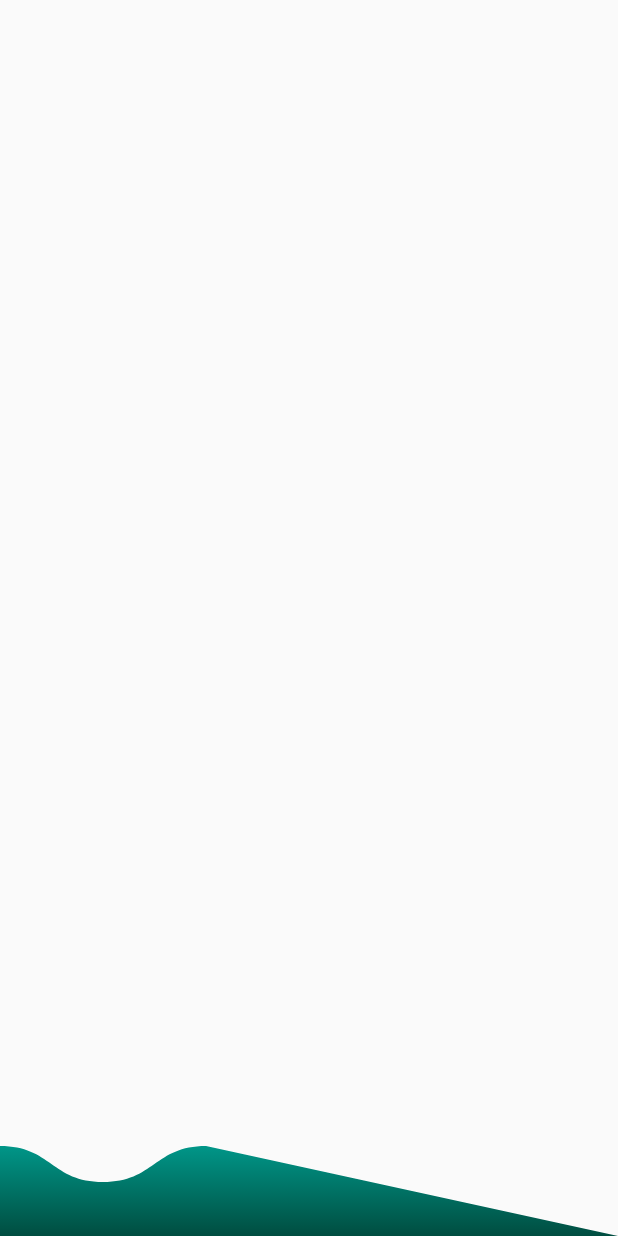
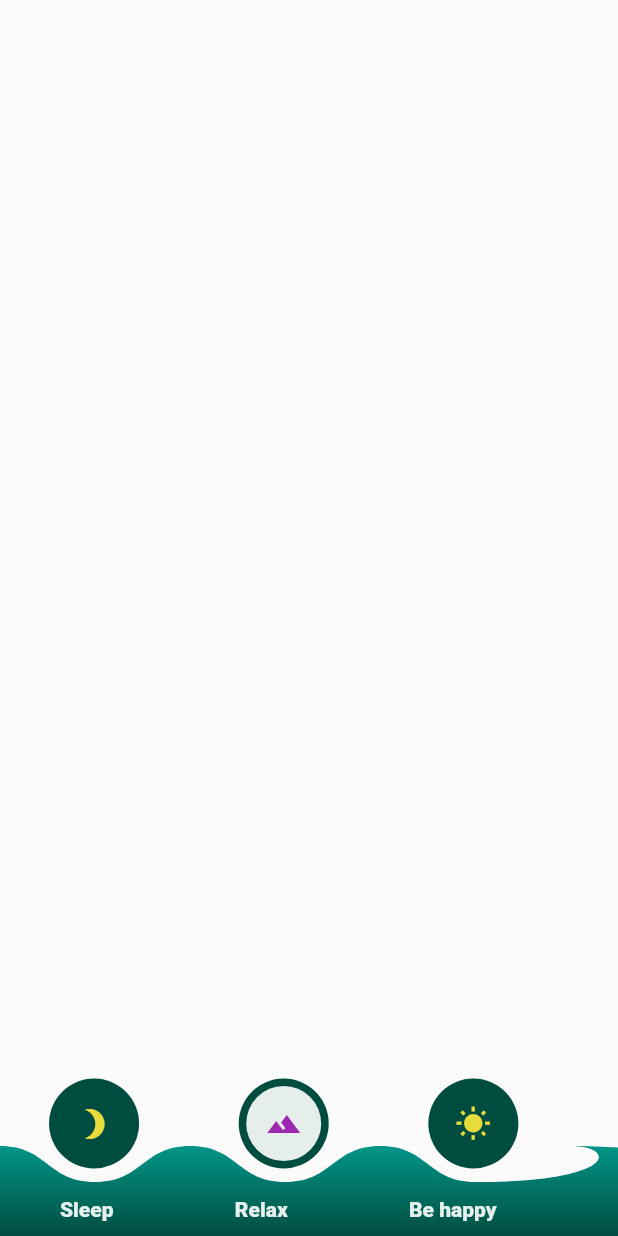
Before and after one commit to KendiJ/Navigation-Bar, a Flutter app: the screen it shows after launch, on a phone screen of 412 x 824 dp. Run offline on Flutter 3.47's test engine with Material 2 defaults, Android fonts, the phone set to English and light mode, and no system bars.

Commit message:
Modified the icons

```diff
--- a/lib/main.dart
+++ b/lib/main.dart
@@ -45,8 +45,48 @@ _getNavBar(context){
       )
 
     ),
-
-  ]);
+    Positioned(
+      bottom: 45.0,
+      width: MediaQuery.of(context).size.width,
+      child: Row(
+        mainAxisAlignment: MainAxisAlignment.spaceEvenly,
+        children: <Widget>[
+          _buildNativeItem(Icons.brightness_3, false),
+          SizedBox(width: 1),
+          _buildNativeItem(Icons.landscape, true),
+          SizedBox(width: 1),
+          _buildNativeItem(Icons.wb_sunny, false),
+          SizedBox(width: 1),
+        ]
+      ),
+    ),
+    Positioned(
+      bottom: 10,
+      width: MediaQuery.of(context).size.width,
+      child: Row(
+        mainAxisAlignment: MainAxisAlignment.spaceEvenly,
+        children: <Widget>[
+          Text('Sleep', style: TextStyle(color: Colors.white.withOpacity(0.9), fontWeight:FontWeight.w800)),
+          SizedBox(width: 1,),
+          Text('Relax', style: TextStyle(color: Colors.white.withOpacity(0.9), fontWeight:FontWeight.w800)),
+          SizedBox(width: 1,),
+          Text('Be happy', style: TextStyle(color: Colors.white.withOpacity(0.9), fontWeight:FontWeight.w800)),
+          SizedBox(width: 1,),
+        ],)
+    )
+  ]
+  );
+}
+_buildNativeItem(IconData icon, bool active){
+  return CircleAvatar(
+    radius: 30,
+    backgroundColor: Colors.teal.shade900,
+    child: CircleAvatar(
+      radius: 25,
+      backgroundColor:active? Colors.white.withOpacity(0.9) : Colors.transparent,
+      child: Icon(icon, color: active? Colors.purple: Colors.yellow.withOpacity(0.9)),
+    ),
+  );
 }
 
 class NavBarClipper extends CustomClipper<Path>{
@@ -56,10 +96,13 @@ class NavBarClipper extends CustomClipper<Path>{
     var sw = size.width;
     var sh = size.height;
 
-    path.cubicTo(sw/12, 0, sw/12, 2*sh/5, 2*sw/12, 2*sh/5,);
-    path.cubicTo(3*sw/12, 2*sh/5, 3*sw/12, 0, 4*sw/12, 0);
-
-
+    path.cubicTo(sw/13, 0, sw/13, 2*sh/5, 2*sw/13, 2*sh/5,);
+    path.cubicTo(3*sw/13, 2*sh/5, 3*sw/13, 0, 4*sw/13, 0);
+    path.cubicTo(5*sw/13, 0, 5*sw/13, 2*sh/5, 6*sw/13, 2*sh/5);
+    path.cubicTo(7*sw/13, 2*sh/5, 7*sw/13, 0, 8*sw/13, 0);
+    path.cubicTo(9*sw/13, 0, 9*sw/13, 2*sh/5, 10*sw/13, 2*sh/5);
+    path.cubicTo(13*sw/13, 2*sh/5, 13*sw/13, 0, 12*sw/13, 0);
+    path.cubicTo(15*sw/13, 0, 15*sw/13, 2*sh/5, 14*sw/13, 2*sh/5);
     path.lineTo(sw, sh);
     path.lineTo(0, sh);
     path.close();
```
